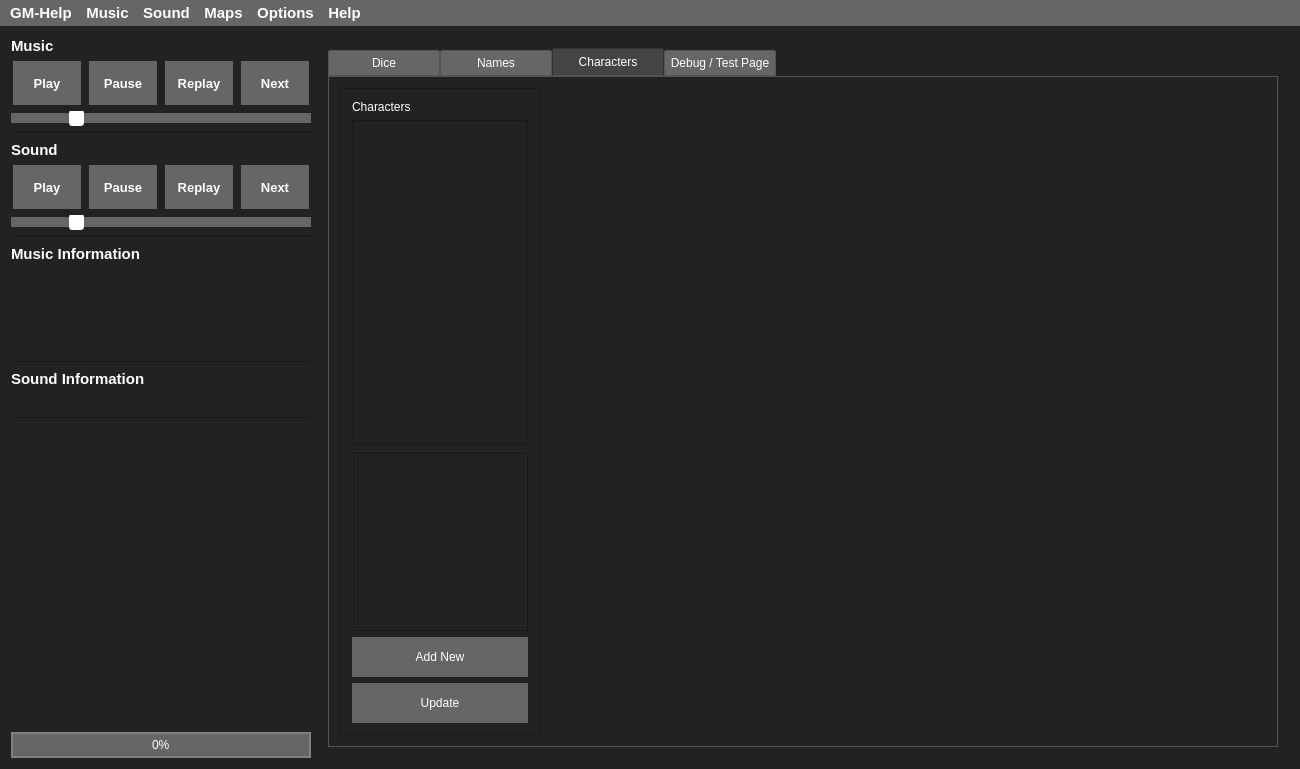
Above: C++Project/GM-Companion/mainwindow.ui from PhilInTheGaps/GM-Companion before the change. Below: the same form after it.
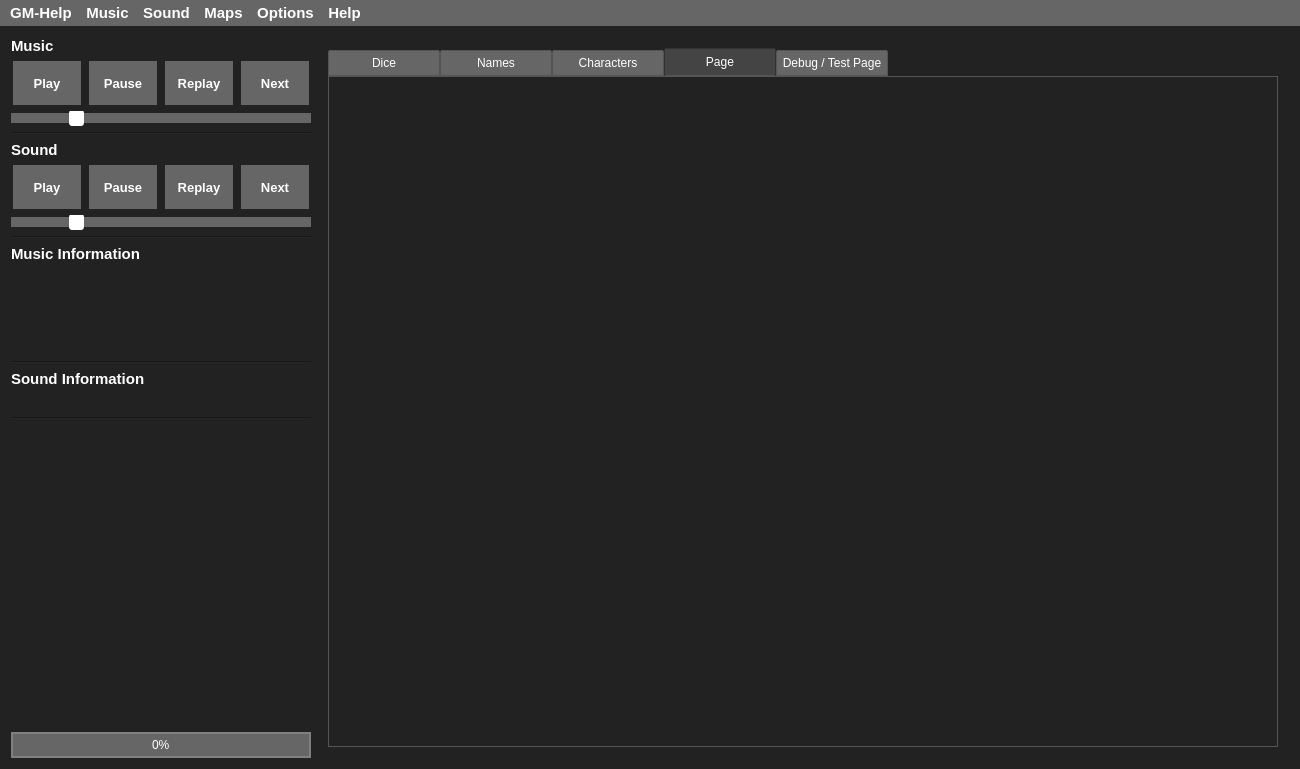
That is the form after the change. Icons and pictures are not drawn.

```diff
--- a/C++Project/GM-Companion/mainwindow.ui
+++ b/C++Project/GM-Companion/mainwindow.ui
@@ -919,7 +919,7 @@
         <item>
          <widget class="QTabWidget" name="tabWidgetGMHelp">
           <property name="currentIndex">
-           <number>2</number>
+           <number>3</number>
           </property>
           <widget class="QWidget" name="tabDice">
            <attribute name="title">
@@ -1111,6 +1111,12 @@
             </item>
            </layout>
           </widget>
+          <widget class="QWidget" name="tabWebTest">
+           <attribute name="title">
+            <string>Page</string>
+           </attribute>
+           <layout class="QVBoxLayout" name="verticalLayout_3"/>
+          </widget>
           <widget class="QWidget" name="tab_3">
            <attribute name="title">
             <string>Debug / Test Page</string>
```
Left out of the diff: 3 changed lines with no effect on the pictures.
